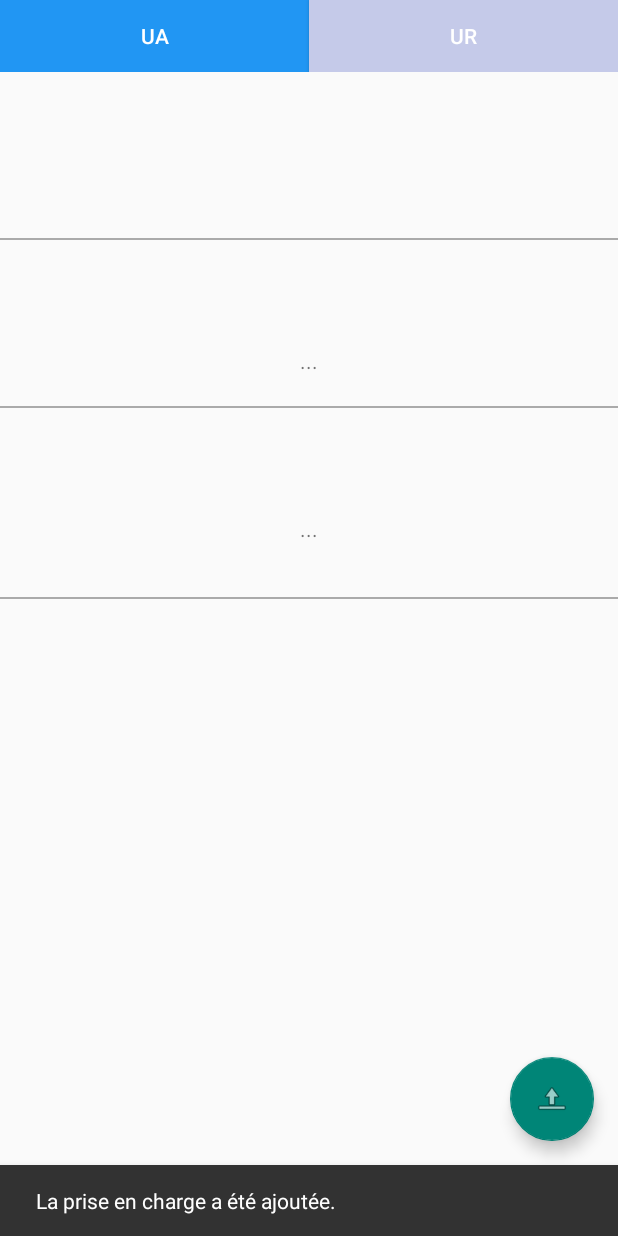
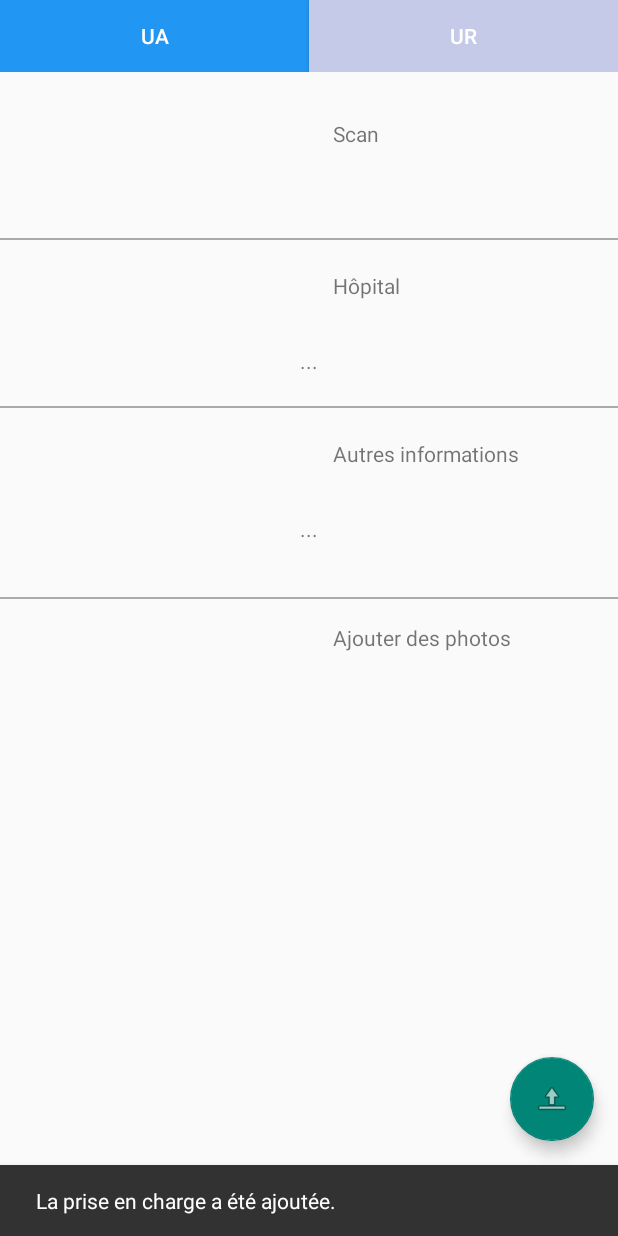
Before and after one commit to sebprunier/necmergitur, an Android app: the screen it shows after launch (MainActivity), after a tap on an icon or button, on a phone screen of 412 x 824 dp. Run offline under Robolectric (Android 15) with nearby library versions, the phone set to English and light mode, and no system bars; our stand-ins replace ButterKnife, Picasso; libraries missing offline, so code that uses them is left out: com.google.zxing.integration, com.mikepenz.iconics, com.mikepenz.material_design_iconic_typeface_library; pictures from the network do not load; 9 statements that could not run were skipped.

Commit message:
refactoring 1122

```diff
--- /dev/null
+++ b/necmergitur-android/app/src/main/java/com/serli/necmergitur/Main.java
@@ -0,0 +1,14 @@
+package com.serli.necmergitur;
+
+import java.text.SimpleDateFormat;
+import java.util.Date;
+
+/**
+ * Created by florianpires on 16/01/16.
+ */
+public class Main {
+    public static void main(String[] args) {
+        System.out.println( new SimpleDateFormat("yyyy-MM-dd'T'HH:mm:ss.SSSZ").format(new Date()));
+
+    }
+}
--- a/necmergitur-android/app/src/main/java/com/serli/necmergitur/MainActivity.java
+++ b/necmergitur-android/app/src/main/java/com/serli/necmergitur/MainActivity.java
@@ -18,20 +18,14 @@ import android.support.design.widget.Snackbar;
 import android.support.v4.app.ActivityCompat;
 import android.util.Log;
 import android.view.View;
-import android.support.design.widget.NavigationView;
 import android.support.v4.view.GravityCompat;
 import android.support.v4.widget.DrawerLayout;
-import android.support.v7.app.ActionBarDrawerToggle;
 import android.support.v7.app.AppCompatActivity;
-import android.support.v7.widget.Toolbar;
 import android.view.Menu;
-import android.view.MenuItem;
-import android.view.Window;
 import android.widget.Button;
 import android.widget.ImageView;
 import android.widget.LinearLayout;
 import android.widget.TextView;
-import android.widget.Toast;
 
 import com.google.zxing.integration.android.IntentIntegrator;
 import com.google.zxing.integration.android.IntentResult;
@@ -46,20 +40,29 @@ import com.serli.necmergitur.utils.RetrofitSingleton;
 import com.serli.necmergitur.utils.TUtils;
 import com.squareup.picasso.Picasso;
 
+import java.io.ByteArrayOutputStream;
 import java.io.IOException;
-import java.util.Calendar;
+import java.text.SimpleDateFormat;
+import java.util.ArrayList;
+import java.util.Date;
+import java.util.GregorianCalendar;
+import java.util.Random;
+import java.util.UUID;
+
+import javax.xml.datatype.DatatypeConfigurationException;
+import javax.xml.datatype.DatatypeFactory;
+import javax.xml.datatype.XMLGregorianCalendar;
 
 import butterknife.Bind;
 import butterknife.ButterKnife;
 import butterknife.OnClick;
 import retrofit2.Response;
 
-public class MainActivity extends AppCompatActivity{
+public class MainActivity extends AppCompatActivity {
 
     private static final int REQUEST_IMAGE_CAPTURE = 1;
-    private static final int TEN_MINUTES = 1000 * 60 * 10;
 
-    public static final String ENDPOINT = "https://stub-backend-672.herokuapp.com";
+    public static final String ENDPOINT = "http://ec2-52-19-51-173.eu-west-1.compute.amazonaws.com:8080";
 
     private PriseEnChargeService pecService;
 
@@ -122,13 +125,24 @@ public class MainActivity extends AppCompatActivity{
         return new View.OnClickListener() {
             @Override
             public void onClick(View view) {
+                String id = String.valueOf(new Random().nextInt((1000 - 20) + 1) + 20);
+                priseEnCharge.setId(id);
+                priseEnCharge.setEtat("Transport");
+
+                GregorianCalendar c = new GregorianCalendar();
+                c.setTime(c.getTime());
                 try {
-                    priseEnCharge.setLocalDateTime(Calendar.getInstance().getTime().toString());
+
+                    String dateTime = new SimpleDateFormat("yyyy-MM-dd'T'HH:mm:ss.SSSZ").format(new Date());
+                    priseEnCharge.setLocalDateTime(dateTime);
+                    priseEnCharge.setHopitalUUID(priseEnCharge.getHopital().getUuid());
+                    priseEnCharge.setPhotos(new ArrayList<String>());
                     Response response = pecService.createPriseEnCharge(priseEnCharge).execute();
-                    Log.i("debugcopain", response.message());
+                    Log.i("response", response.body().toString());
                 } catch (IOException e) {
                     e.printStackTrace();
                 }
+
 
                 resetAllFields();
                 Snackbar.make(view, "La prise en charge a été ajoutée.", Snackbar.LENGTH_LONG)
@@ -153,7 +167,6 @@ public class MainActivity extends AppCompatActivity{
 
     @OnClick(R.id.layoutQRCode)
     public void clickQRCode() {
-
         new IntentIntegrator(this).initiateScan();
     }
 
@@ -285,7 +298,7 @@ public class MainActivity extends AppCompatActivity{
         pecService = initRetrofitService();
         Integer size = 36;
         Drawable qrDraw = new IconicsDrawable(this)
-                .icon(MaterialDesignIconic.Icon.gmi_watch)
+                .icon(MaterialDesignIconic.Icon.gmi_blur)
                 .color(Color.GRAY)
                 .sizeDp(size);
         Drawable hospitalDraw = new IconicsDrawable(this)
@@ -308,7 +321,7 @@ public class MainActivity extends AppCompatActivity{
         // Acquire a reference to the system Location Manager
         LocationManager locationManager = (LocationManager) this.getSystemService(Context.LOCATION_SERVICE);
 
-// Define a listener that responds to location updates
+        // Define a listener that responds to location updates
         LocationListener locationListener = new LocationListener() {
             public void onLocationChanged(Location location) {
                 // Called when a new location is found by the network location provider.
@@ -329,10 +342,18 @@ public class MainActivity extends AppCompatActivity{
             public void onProviderDisabled(String provider) {
             }
         };
+        locationManager.requestLocationUpdates(LocationManager.NETWORK_PROVIDER, 0, 10, locationListener);
 
-// Register the listener with the Location Manager to receive location updates
+
+        // Register the listener with the Location Manager to receive location updates
         if (ActivityCompat.checkSelfPermission(this, Manifest.permission.ACCESS_FINE_LOCATION) != PackageManager.PERMISSION_GRANTED && ActivityCompat.checkSelfPermission(this, Manifest.permission.ACCESS_COARSE_LOCATION) != PackageManager.PERMISSION_GRANTED) {
-            locationManager.requestLocationUpdates(LocationManager.NETWORK_PROVIDER, TEN_MINUTES, 10, locationListener);
+            // TODO: Consider calling
+            //    ActivityCompat#requestPermissions
+            // here to request the missing permissions, and then overriding
+            //   public void onRequestPermissionsResult(int requestCode, String[] permissions,
+            //                                          int[] grantResults)
+            // to handle the case where the user grants the permission. See the documentation
+            // for ActivityCompat#requestPermissions for more details.
             return;
         }
 
--- a/necmergitur-android/app/src/main/java/com/serli/necmergitur/model/PriseEnCharge.java
+++ b/necmergitur-android/app/src/main/java/com/serli/necmergitur/model/PriseEnCharge.java
@@ -39,6 +39,11 @@ public class PriseEnCharge implements Serializable{
     private String hopitalUUID;
     private String description;
     private List<String> photos;
+
+
+    public PriseEnCharge() {
+        this.lieuPrisEnCharge = "";
+    }
 
     public void setLocalDateTime(String localDateTime) {
         this.localDateTime = localDateTime;
--- a/necmergitur-android/app/src/main/java/com/serli/necmergitur/service/HospitalsService.java
+++ b/necmergitur-android/app/src/main/java/com/serli/necmergitur/service/HospitalsService.java
@@ -12,7 +12,7 @@ import retrofit2.http.GET;
  */
 public interface HospitalsService {
 
-    @GET("/api/hopitaux")
+    @GET("/LATEST/resources/hopitaux")
     Call<List<Hopital>> getHospitals();
 
 }
--- a/necmergitur-android/app/src/main/java/com/serli/necmergitur/service/PriseEnChargeService.java
+++ b/necmergitur-android/app/src/main/java/com/serli/necmergitur/service/PriseEnChargeService.java
@@ -5,18 +5,22 @@ import com.serli.necmergitur.model.PriseEnCharge;
 import retrofit2.Call;
 import retrofit2.http.Body;
 import retrofit2.http.GET;
+import retrofit2.http.Headers;
 import retrofit2.http.POST;
+import retrofit2.http.PUT;
 import retrofit2.http.Path;
+import retrofit2.http.Query;
 
 /**
  * Created by florianpires on 16/01/16.
  */
 public interface PriseEnChargeService {
 
-    @GET("/api/prises-en-charge/{id}")
-    Call<PriseEnCharge> findPriseEnCharge(@Path("id") String id);
+    @GET("/LATEST/resources/prises-en-charge")
+    Call<PriseEnCharge> findPriseEnCharge(@Query("rs:id") String id);
 
-    @POST("/api/prises-en-charge/{id}")
+    @POST("/LATEST/resources/prises-en-charge")
     Call<PriseEnCharge> createPriseEnCharge(@Body PriseEnCharge priseEnCharge);
 
+
 }
--- a/necmergitur-android/app/src/main/res/layout/content_main.xml
+++ b/necmergitur-android/app/src/main/res/layout/content_main.xml
@@ -31,7 +31,6 @@
                 android:layout_height="wrap_content"
                 android:layout_gravity="center_horizontal"
                 android:weightSum="1">
-
 
                 <Button
                     android:layout_width="wrap_content"
@@ -75,6 +74,17 @@
                     android:layout_marginRight="16dp"
                     android:layout_centerInParent="true" />
 
+                <TextView
+                    android:layout_width="wrap_content"
+                    android:layout_height="wrap_content"
+                    android:textAppearance="?android:attr/textAppearanceSmall"
+                    android:layout_gravity="center_vertical"
+                    android:layout_alignParentBottom="false"
+                    android:text="Scan"
+                    android:layout_alignParentRight="false"
+                    android:layout_toRightOf="@+id/qrcode_icon"
+                    android:layout_centerHorizontal="true" />
+
             </RelativeLayout>
 
             <View
@@ -104,8 +114,20 @@
                     android:layout_width="wrap_content"
                     android:layout_height="wrap_content"
                     android:textAppearance="?android:attr/textAppearanceSmall"
+                    android:layout_gravity="center_vertical"
+                    android:layout_alignParentBottom="false"
+                    android:text="Hôpital"
+                    android:layout_alignParentRight="false"
+                    android:layout_toRightOf="@+id/hospital_icon"
+                    android:layout_centerHorizontal="true" />
+
+                <TextView
+                    android:layout_width="wrap_content"
+                    android:layout_height="wrap_content"
+                    android:textAppearance="?android:attr/textAppearanceSmall"
                     android:id="@+id/textViewHopitalChoisis"
                     android:layout_gravity="center_vertical"
+                    android:text="..."
                     android:layout_alignParentBottom="true"
                     android:layout_marginTop="10dp"
                     android:layout_centerHorizontal="true" />
@@ -139,11 +161,23 @@
                     android:layout_width="wrap_content"
                     android:layout_height="wrap_content"
                     android:textAppearance="?android:attr/textAppearanceSmall"
+                    android:layout_gravity="center_vertical"
+                    android:layout_alignParentBottom="false"
+                    android:text="Autres informations"
+                    android:layout_alignParentRight="false"
+                    android:layout_toRightOf="@+id/description_icon"
+                    android:layout_centerHorizontal="true" />
+
+                <TextView
+                    android:layout_width="wrap_content"
+                    android:layout_height="wrap_content"
+                    android:textAppearance="?android:attr/textAppearanceSmall"
                     android:id="@+id/textViewInput"
                     android:layout_gravity="center_vertical"
                     android:layout_alignParentStart="false"
                     android:layout_alignParentBottom="true"
                     android:layout_marginTop="10dp"
+                    android:text="..."
                     android:layout_centerHorizontal="true" />
             </RelativeLayout>
 
@@ -168,6 +202,17 @@
                     android:layout_marginRight="16dp"
                     android:layout_centerInParent="true" />
 
+                <TextView
+                    android:layout_width="wrap_content"
+                    android:layout_height="wrap_content"
+                    android:textAppearance="?android:attr/textAppearanceSmall"
+                    android:layout_gravity="center_vertical"
+                    android:layout_alignParentBottom="false"
+                    android:text="Ajouter des photos"
+                    android:layout_alignParentRight="false"
+                    android:layout_toRightOf="@+id/photo_icon"
+                    android:layout_centerHorizontal="true" />
+
             </RelativeLayout>
 
             <HorizontalScrollView
```
Also changed, not shown: 1 other file.
